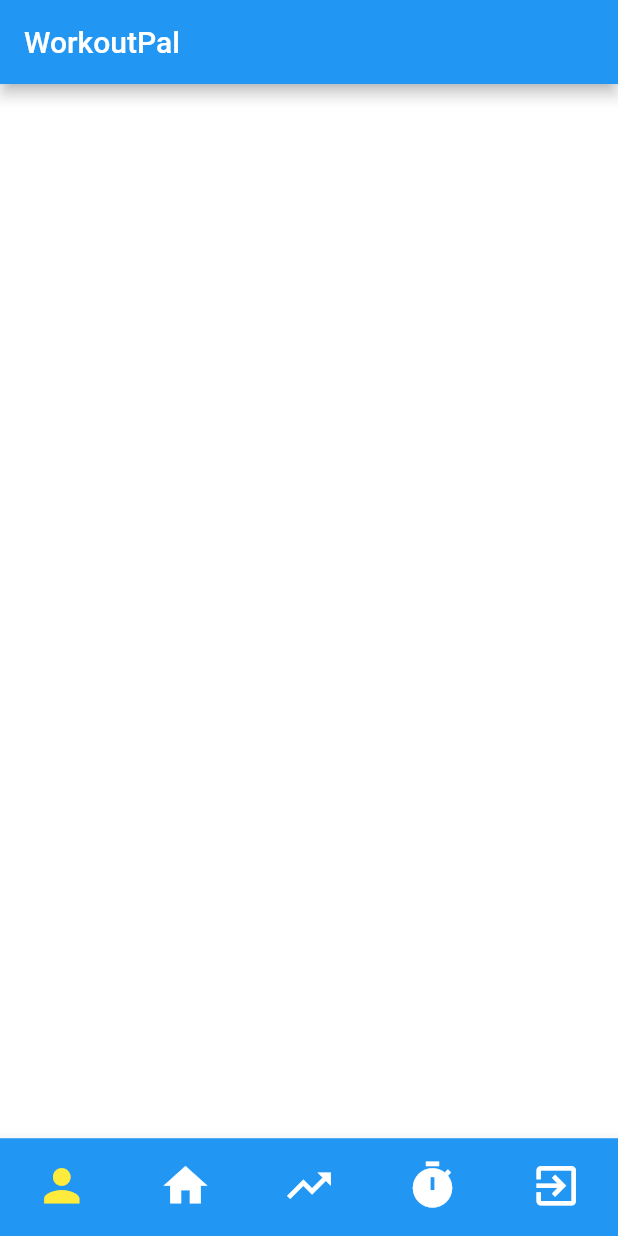
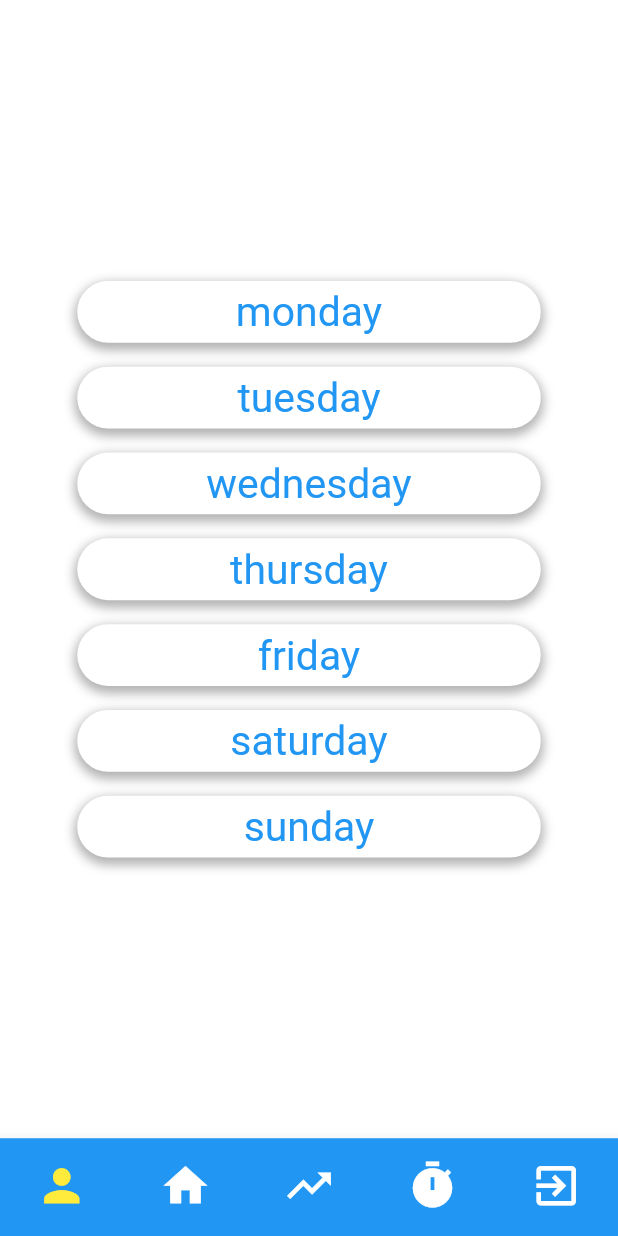
Before and after one commit to kartikeya-bhatt/WorkoutPal, a Flutter app: the screen it shows after launch, on a phone screen of 412 x 824 dp. Run offline on Flutter 3.47's test engine with Material 2 defaults, Android fonts, the phone set to English and light mode, and no system bars; Roboto replaces fonts that are missing (Ubuntu).

Commit message:
Added a column of buttons with no functionability

```diff
--- a/lib/home_page.dart
+++ b/lib/home_page.dart
@@ -2,7 +2,6 @@ import 'package:flutter/cupertino.dart';
 import 'package:flutter/material.dart';
 
 class HomePage extends StatelessWidget {
-
   final Color color;
 
   HomePage(this.color);
@@ -10,7 +9,61 @@ class HomePage extends StatelessWidget {
   @override
   Widget build(BuildContext context) {
     return Container(
-      color: color,
+        color: color,
+        alignment: Alignment.center,
+        child: Column(
+            mainAxisAlignment: MainAxisAlignment.center,
+            children: <Widget>[
+              CustomButton("monday"),
+              CustomButton("tuesday"),
+              CustomButton("wednesday"),
+              CustomButton("thursday"),
+              CustomButton("friday"),
+              CustomButton("saturday"),
+              CustomButton("sunday"),
+            ]));
+  }
+}
+
+class CustomButton extends StatelessWidget {
+  final String day;
+  CustomButton(this.day);
+
+  @override
+  Widget build(BuildContext context) {
+    return Padding(
+      padding: const EdgeInsets.all(8.0),
+      child: GestureDetector(
+
+        onTap: () {
+          final snackBar = SnackBar(content: Text("Hello"));
+          ScaffoldMessenger.of(context).showSnackBar(snackBar);
+        },
+        child: Container(
+          width: MediaQuery.of(context).size.width * 0.75,
+          height: MediaQuery.of(context).size.height * 0.05,
+          padding: EdgeInsets.all(5.0),
+          decoration: BoxDecoration(
+              color: Colors.white,
+              borderRadius: BorderRadius.circular(25.0),
+              boxShadow: [
+                BoxShadow(
+                  color: Colors.black.withOpacity(0.3),
+                  spreadRadius: 2,
+                  blurRadius: 5,
+                  offset: Offset(0, 3),
+                )
+              ]),
+          child: FittedBox(
+              fit: BoxFit.fitHeight,
+              child: Text(day,
+                  textAlign: TextAlign.center,
+                  style: TextStyle(
+                    color: Colors.blue,
+                    fontFamily: 'Ubuntu',
+                  ))),
+        ),
+      ),
     );
   }
 }
--- a/lib/main.dart
+++ b/lib/main.dart
@@ -9,7 +9,6 @@ class MyApp extends StatelessWidget {
   @override
   Widget build(BuildContext context) {
     return MaterialApp(
-      title: 'WorkoutPal',
       theme: new ThemeData(scaffoldBackgroundColor: Colors.blue),
       home: Home(),
     );
--- a/lib/nav_bar.dart
+++ b/lib/nav_bar.dart
@@ -23,9 +23,6 @@ class _HomeState extends State<Home> {
   @override
   Widget build(BuildContext context) {
     return Scaffold(
-      appBar: AppBar(
-        title: Text('WorkoutPal'),
-      ),
       bottomNavigationBar: BottomNavigationBar(
           onTap: onTabTapped,
           currentIndex: _selectedIndex,
--- a/pubspec.yaml
+++ b/pubspec.yaml
@@ -28,6 +28,7 @@ dependencies:
   # The following adds the Cupertino Icons font to your application.
   # Use with the CupertinoIcons class for iOS style icons.
   cupertino_icons: ^1.0.2
+  auto_size_text: ^2.1.0
 
 dev_dependencies:
   flutter_test:
```
Also changed, not shown: pubspec.lock.
